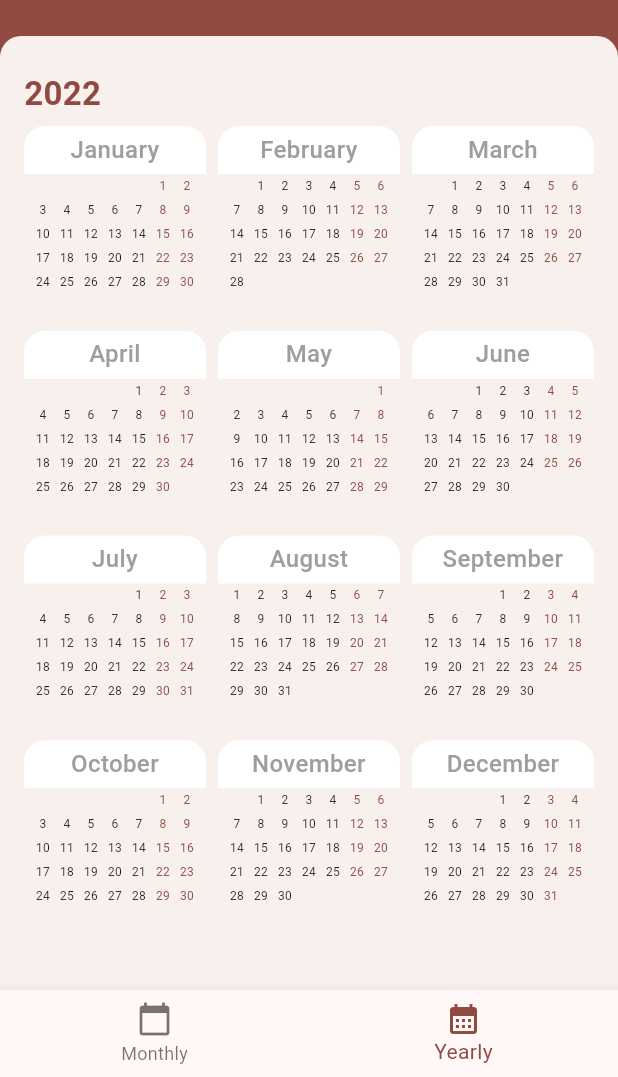
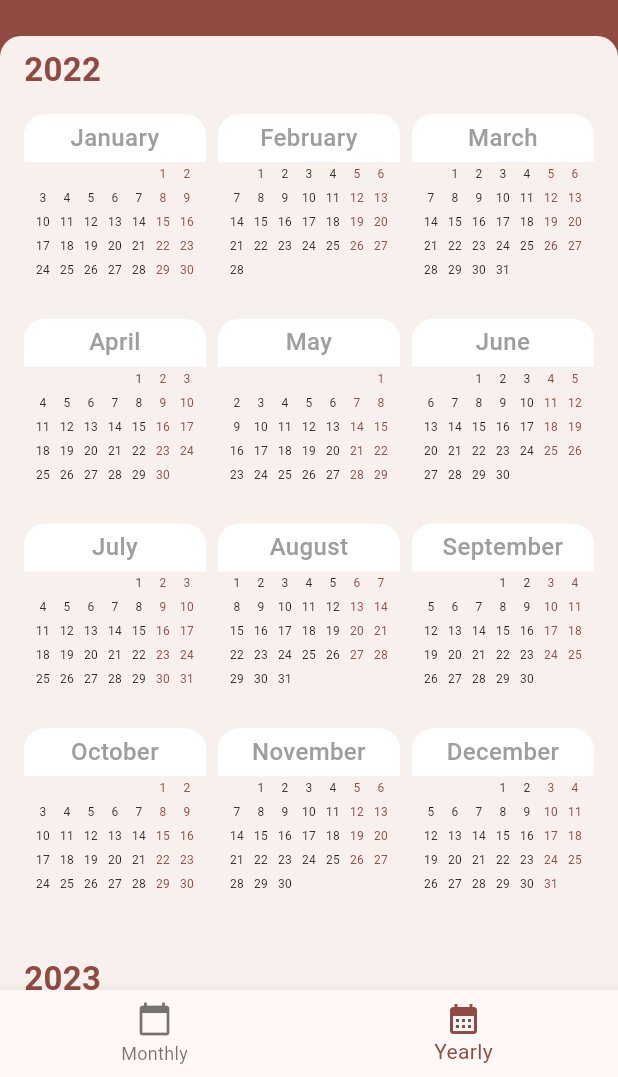
Before and after one commit to chitgyi/num_calendar, a Flutter app: the screen it shows after launch, item 2 of the bottom bar chosen, on a phone screen of 412 x 824 dp, the part 159-1236 px from its top. Run offline on Flutter 3.47's test engine with Material 3 defaults, Android fonts, the phone set to English and light mode, and no system bars; our stand-ins replace flutter_riverpod, freezed_annotation, go_router, riverpod_annotation; generated files the repository leaves out were written again.

Commit message:
fix: padding overflow

```diff
--- a/lib/src/presentation/ui/pages/yearly_page.dart
+++ b/lib/src/presentation/ui/pages/yearly_page.dart
@@ -14,14 +14,11 @@ class YearlyPage extends ConsumerWidget {
 
     return CustomScaffold(
       title: 'Calendar',
-      body: Padding(
-        padding: const EdgeInsets.all(16.0),
-        child: NCalendarYearlyListView(
-          startYear: calendarState.startDate.year,
-          endYear: calendarState.endDate.year,
-          selectedDate: calendarState.selectedDate,
-          onTap: (dateTime) => provider.setSelectedDate(dateTime),
-        ),
+      body: NCalendarYearlyListView(
+        startYear: calendarState.startDate.year,
+        endYear: calendarState.endDate.year,
+        selectedDate: calendarState.selectedDate,
+        onTap: (dateTime) => provider.setSelectedDate(dateTime),
       ),
     );
   }
--- a/lib/src/presentation/ui/widgets/views/n_calendar_yearly_list_view.dart
+++ b/lib/src/presentation/ui/widgets/views/n_calendar_yearly_list_view.dart
@@ -24,6 +24,8 @@ class NCalendarYearlyListView extends StatelessWidget {
           final date = DateTime(startYear + index);
           return [
             SliverToBoxAdapter(
+              child: Padding(
+                padding: const EdgeInsets.symmetric(horizontal: 16.0),
                 child: Text(
                   date.toYearFormat(),
                   style: TextStyle(
@@ -34,7 +36,13 @@ class NCalendarYearlyListView extends StatelessWidget {
                   ),
                 ),
               ),
-            SliverGrid.builder(
+            ),
+            SliverPadding(
+              padding: const EdgeInsets.symmetric(
+                horizontal: 16.0,
+                vertical: 8.0,
+              ),
+              sliver: SliverGrid.builder(
                 itemCount: 12,
                 gridDelegate: const SliverGridDelegateWithFixedCrossAxisCount(
                   crossAxisCount: 3,
@@ -63,7 +71,8 @@ class NCalendarYearlyListView extends StatelessWidget {
                             inputDate.toMonthFormat(),
                             textAlign: TextAlign.center,
                             style: TextStyle(
-                            color: isCurrentMonth ? Colors.white : Colors.grey,
+                              color:
+                                  isCurrentMonth ? Colors.white : Colors.grey,
                               fontSize: 16,
                               height: 2.0,
                               fontWeight: FontWeight.w500,
@@ -106,6 +115,7 @@ class NCalendarYearlyListView extends StatelessWidget {
                   );
                 },
               ),
+            ),
           ];
         }).reduce((value, element) => [...value, ...element]),
       ],
```
Lines whose indentation alone changed are shown as unchanged.
